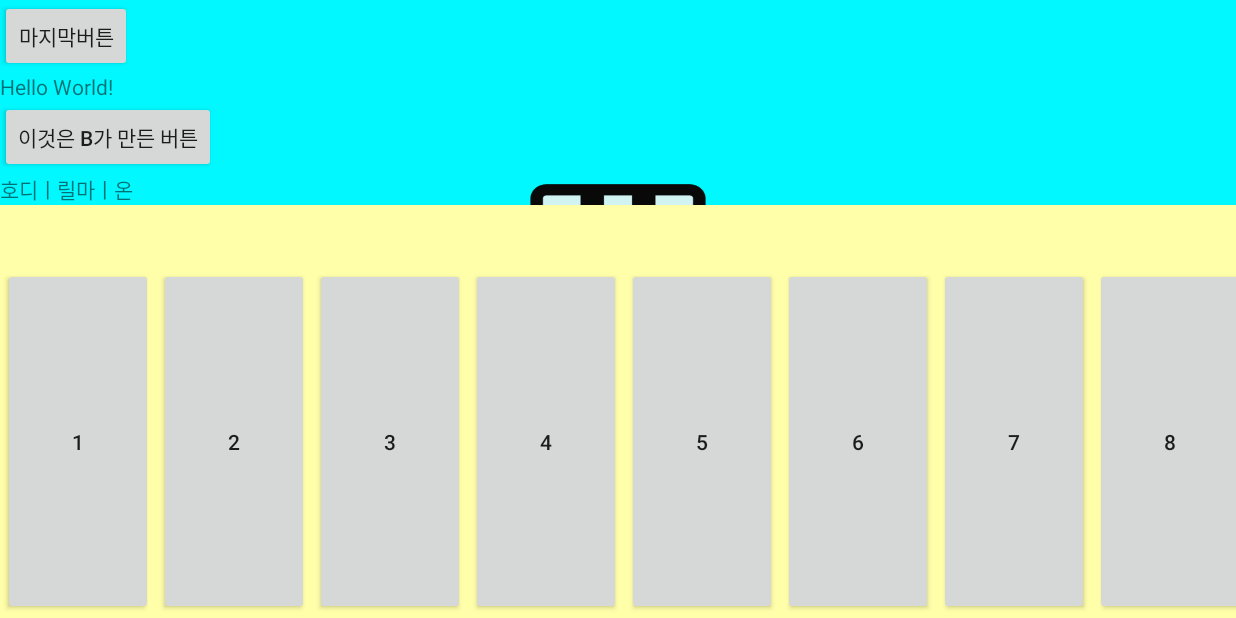
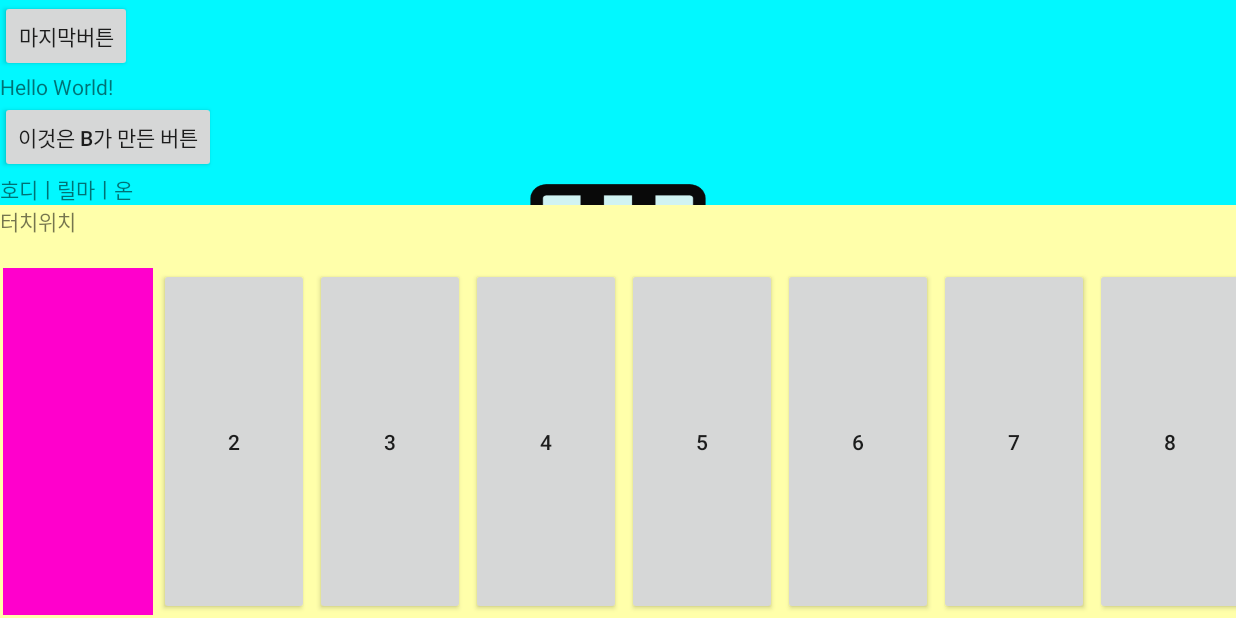
Before and after one commit to BlackLair/githubtest, an Android app: the screen it shows after launch (MainActivity), on a phone screen of 824 x 412 dp (held sideways). Run offline under Robolectric (Android 15) with nearby library versions, the phone set to English and light mode, and no system bars.

Commit message:
하단 레이아웃의 터치 위치 좌표를 텍스트뷰에 출력하는 기능

```diff
--- a/app/src/main/java/com/example/githubtest/MainActivity.java
+++ b/app/src/main/java/com/example/githubtest/MainActivity.java
@@ -3,6 +3,10 @@ package com.example.githubtest;
 import androidx.appcompat.app.AppCompatActivity;
 
 import android.os.Bundle;
+import android.view.MotionEvent;
+import android.view.View;
+import android.widget.LinearLayout;
+import android.widget.TextView;
 //코밋만해봐
 
 //믹스트 지우기
@@ -12,12 +16,26 @@ import android.os.Bundle;
 //이번엔 다시 진짜 하드
 //코밋만해봐
 public class MainActivity extends AppCompatActivity {
-
+    LinearLayout layout;
+    TextView myText;
     @Override
     protected void onCreate(Bundle savedInstanceState) {
         super.onCreate(savedInstanceState);
         setContentView(R.layout.activity_main);
-        System.out.println("!23213");
+        layout=(LinearLayout)findViewById(R.id.myLinear);
+        myText=(TextView)findViewById(R.id.locationText);
+        layout.setOnTouchListener(new View.OnTouchListener() {
+            @Override
+            public boolean onTouch(View view, MotionEvent motionEvent) {
+                float x, y;
+                if(motionEvent.getAction()==MotionEvent.ACTION_DOWN) {
+                    x = motionEvent.getX();
+                    y = motionEvent.getY();
+                    myText.setText("터치 위치 : x (" + Float.toString(x) + "), y (" + Float.toString(y) + ")");
+                }
+                return false;
+            }
+        });
 
 // 진선우 보여줄 주석이다 이거야~
     }
--- a/app/src/main/res/layout/activity_main.xml
+++ b/app/src/main/res/layout/activity_main.xml
@@ -31,19 +31,27 @@
             android:layout_width="match_parent"
             android:layout_height="match_parent"
             android:orientation="vertical"
-            android:background="#FFFFAA">
+            android:background="#FFFFAA"
+            android:id="@+id/myLinear">
             <LinearLayout
                 android:layout_width="match_parent"
-                android:layout_height="40dp"/>
+                android:layout_height="40dp">
+                <TextView
+                    android:layout_width="wrap_content"
+                    android:layout_height="wrap_content"
+                    android:text="터치위치"
+                    android:id="@+id/locationText"/>
+            </LinearLayout>
             <LinearLayout
                 android:layout_width="match_parent"
                 android:layout_height="match_parent"
                 android:orientation="horizontal">
-            <Button
+            <ImageView
                 android:layout_width="100dp"
                 android:layout_height="match_parent"
                 android:text="1"
-                android:layout_margin="2dp"/>
+                android:layout_margin="2dp"
+                android:background="#FF00CC"/>
             <Button
                 android:layout_width="100dp"
                 android:layout_height="match_parent"
```
